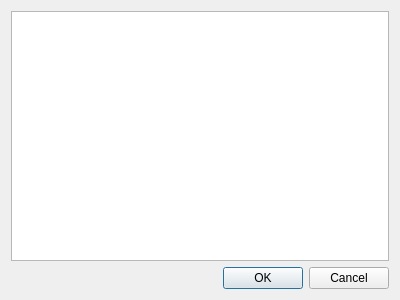
The window that program/changeTexWindow.ui (khhhhh/tree-projecter) describes before a commit, drawn with Qt 5.
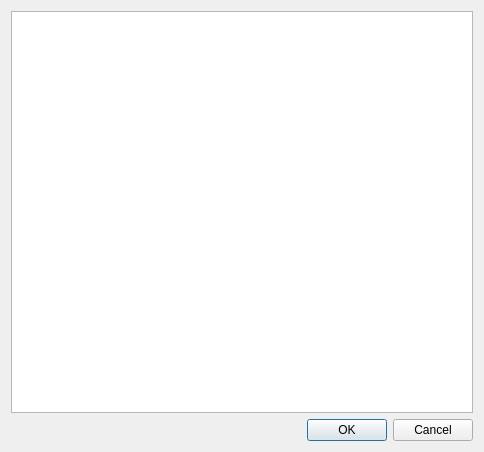
The same window after the commit.

```diff
--- a/program/changeTexWindow.ui
+++ b/program/changeTexWindow.ui
@@ -6,8 +6,8 @@
    <rect>
     <x>0</x>
     <y>0</y>
-    <width>400</width>
-    <height>300</height>
+    <width>484</width>
+    <height>452</height>
    </rect>
   </property>
   <property name="windowTitle">
```
